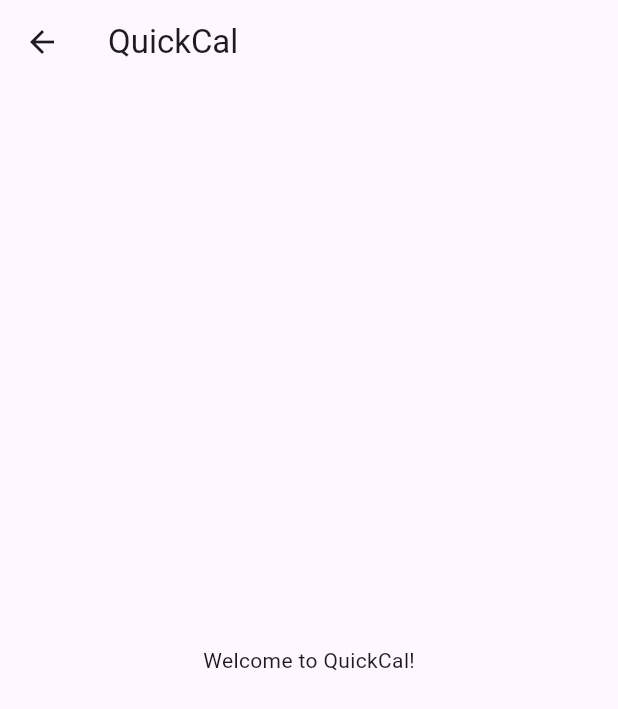
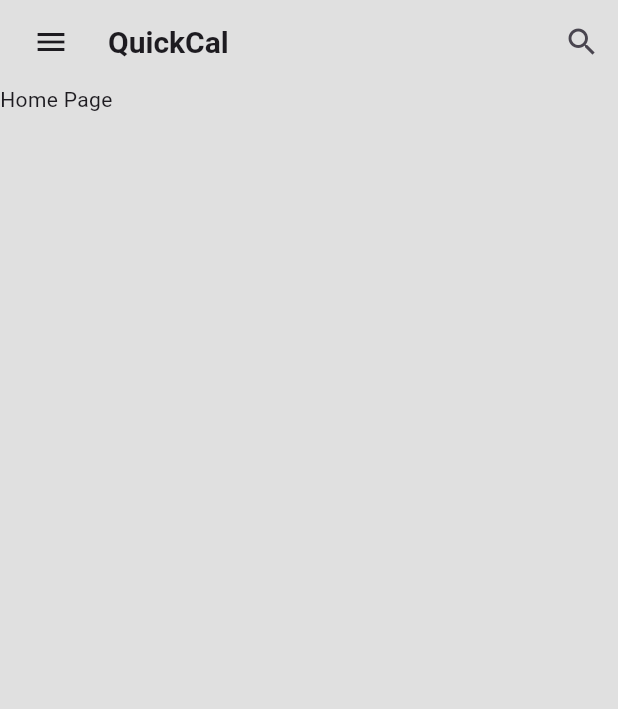
Before and after one commit to joharkhan99/quickcal, a Flutter app: the HomePage screen opened by its route, on a phone screen of 412 x 824 dp. Shown: the top 709 px of the screen. Run offline on Flutter 3.47's test engine with Material 3 defaults, Android fonts, the phone set to English and light mode, and no system bars.

Commit message:
Update home page layout and styling

```diff
--- a/lib/pages/home_page.dart
+++ b/lib/pages/home_page.dart
@@ -11,12 +11,42 @@ class _HomePageState extends State<HomePage> {
   @override
   Widget build(BuildContext context) {
     return Scaffold(
+      backgroundColor: Colors.grey[300],
+      drawer: SizedBox(
+        width: MediaQuery.of(context).size.width * 0.6,
+        child: const Drawer(
+          shape: RoundedRectangleBorder(
+            borderRadius: BorderRadius.zero,
+          ),
+          backgroundColor: Colors.white,
+          child: Text('Drawer'),
+        ),
+      ),
       appBar: AppBar(
-        title: const Text('QuickCal'),
+        title: const Text(
+          'QuickCal',
+          style: TextStyle(fontWeight: FontWeight.bold, fontSize: 20),
+        ),
+        backgroundColor: Colors.transparent,
+        elevation: 0,
+        leading: Builder(
+          builder: (context) {
+            return IconButton(
+              icon: const Padding(
+                padding: EdgeInsets.only(left: 12.0),
+                child: Icon(Icons.menu),
+              ),
+              onPressed: () {
+                Scaffold.of(context).openDrawer();
+              },
+            );
+          },
+        ),
+        actions: [
+          IconButton(icon: const Icon(Icons.search), onPressed: () {}),
+        ],
       ),
-      body: const Center(
-        child: Text('Welcome to QuickCal!'),
-      ),
+      body: const Text('Home Page'),
     );
   }
 }
```
